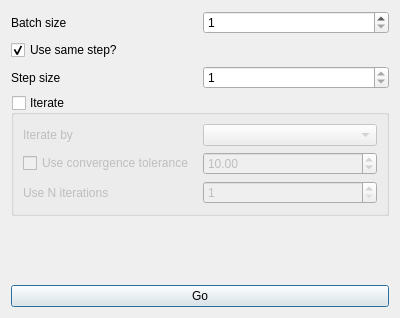
Qt form gudpy/gui/widgets/ui_files/batchProcessingDialog.ui (disorderedmaterials/GudPy) before a commit.
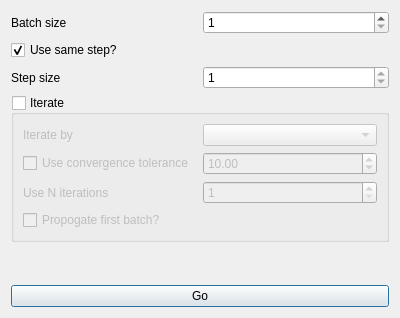
The same form after that commit. Custom widgets are drawn as their Qt base class.

Commit message:
Continue iterations batch processing (#377)
* feat: added continue previous iterations check box.

* feat: option for propogating first batch

* refactor: rename variables.

* refactor/fix: general refactoring and fix batch processing and propogation.

* refactor: PEP8

* Update gudpy/core/run_batch_files.py

```diff
--- a/gudpy/gui/widgets/ui_files/batchProcessingDialog.ui
+++ b/gudpy/gui/widgets/ui_files/batchProcessingDialog.ui
@@ -137,6 +137,13 @@
         </item>
        </layout>
       </item>
+      <item>
+       <widget class="QCheckBox" name="propogateFirstBatchCheckBox">
+        <property name="text">
+         <string>Propogate first batch?</string>
+        </property>
+       </widget>
+      </item>
      </layout>
     </widget>
    </item>
```
The commit also changes 4 other files.
